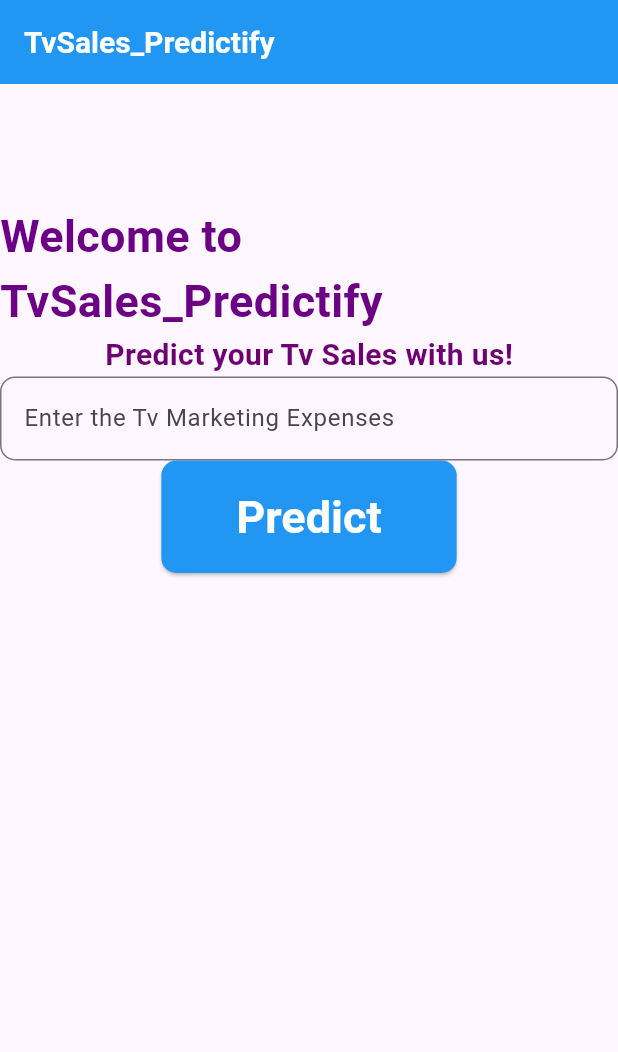
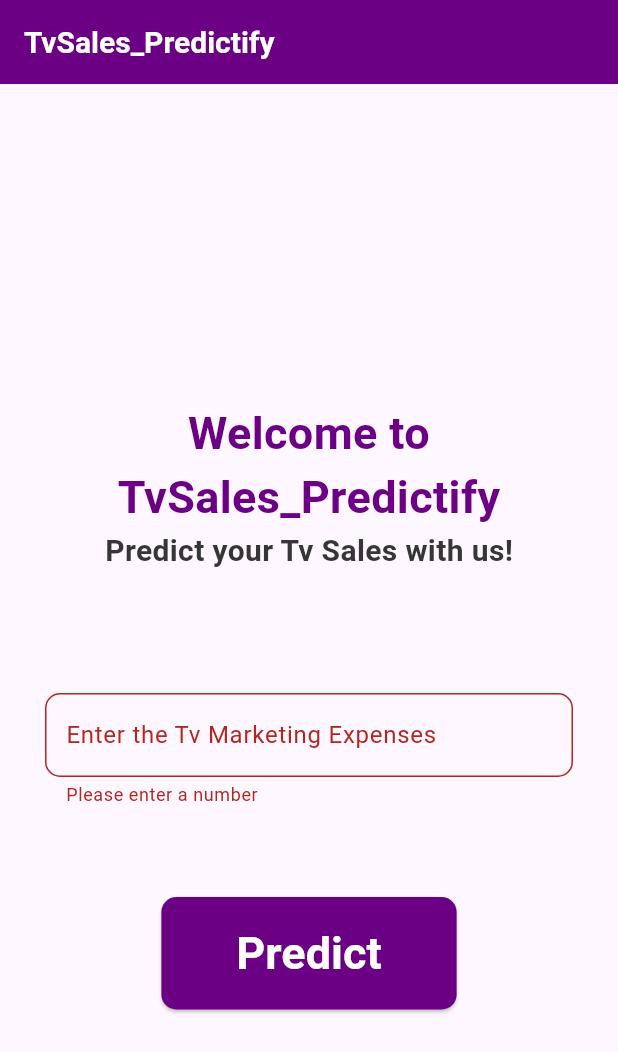
Before and after one commit to ZigaLarissa/tv_sales_prediction, a Flutter app: the screen it shows after launch, after a tap on "Predict", on a phone screen of 412 x 824 dp. Shown: the top 1052 px of the screen. Run offline on Flutter 3.47's test engine with Material 3 defaults, Android fonts, the phone set to English and light mode, and no system bars.

Commit message:
predicts tv sales

```diff
--- a/predictify/lib/main.dart
+++ b/predictify/lib/main.dart
@@ -1,11 +1,56 @@
 import 'package:flutter/material.dart';
+import 'dart:convert';
+import 'package:http/http.dart' as http;
 
 void main() {
   runApp(const MainApp());
 }
 
-class MainApp extends StatelessWidget {
+class MainApp extends StatefulWidget {
   const MainApp({super.key});
+
+  @override
+  State<MainApp> createState() => _MainAppState();
+}
+
+class _MainAppState extends State<MainApp> {
+  final _formKey = GlobalKey<FormState>();
+  final tvMarketingExpensesController = TextEditingController();
+  String? prediction;
+
+  Future<void> showPrediction() async {
+    if (_formKey.currentState?.validate() ?? false) {
+      final tvValue = double.tryParse(tvMarketingExpensesController.value.text);
+      if (tvValue == null) {
+        setState(() {
+          prediction = 'Please enter a valid number for TV value';
+        });
+        return;
+      }
+
+      final requestBody = jsonEncode({'tv': tvValue});
+      debugPrint('Request body: $requestBody'); // Print the request body
+
+      final response = await http.post(
+        Uri.parse('https://add6-196-12-151-106.ngrok-free.app/predict'),
+        headers: {'Content-Type': 'application/json'},
+        body: requestBody,
+      );
+
+      if (response.statusCode == 200) {
+        print(response.body); // Print the response body (prediction value
+        final data = jsonDecode(response.body);
+        final predictionValue = data;
+        setState(() {
+          prediction = 'The predicted sales is $predictionValue';
+        });
+      } else {
+        setState(() {
+          prediction = 'An error occurred while making the prediction.';
+        });
+      }
+    }
+  }
 
   @override
   Widget build(BuildContext context) {
@@ -21,45 +66,79 @@ class MainApp extends StatelessWidget {
               fontWeight: FontWeight.bold,
             ),
           ),
-          backgroundColor: Colors.blue,
+          backgroundColor: const Color.fromARGB(255, 108, 0, 133),
         ),
         body: Center(
+          child: SingleChildScrollView(
             child: Column(
+              mainAxisAlignment: MainAxisAlignment.center,
               children: [
                 const SizedBox(height: 80),
                 const Text(
                   'Welcome to TvSales_Predictify',
+                  textAlign: TextAlign.center,
                   style: TextStyle(
                     fontSize: 30,
                     fontWeight: FontWeight.bold,
-                    color: Color.fromARGB(255, 108, 0, 133)),
+                    color: Color.fromARGB(255, 108, 0, 133),
+                  ),
                 ),
                 const Text(
                   'Predict your Tv Sales with us!',
                   style: TextStyle(
                     fontSize: 20,
                     fontWeight: FontWeight.bold,
-                    color: Color.fromARGB(255, 108, 0, 113)),
+                    color: Color.fromARGB(255, 55, 54, 55),
                   ),
+                ),
+                const SizedBox(height: 50),
                 Form(
+                  key: _formKey,
                   child: Column(
                     children: [
-                    TextFormField(
+                      Padding(
+                        padding: const EdgeInsets.all(30),
+                        child: TextFormField(
+                          controller: tvMarketingExpensesController,
                           decoration: const InputDecoration(
                             labelText: 'Enter the Tv Marketing Expenses',
                             hintText: 'Tv Marketing Expenses',
                             border: OutlineInputBorder(
-                          borderRadius: BorderRadius.all(Radius.circular(10)),
-                          borderSide: BorderSide(color: Colors.blue),
-                          gapPadding: 4.0,
+                              borderRadius:
+                                  BorderRadius.all(Radius.circular(10)),
+                              borderSide: BorderSide(
+                                color: Color.fromARGB(255, 108, 0, 133),
+                                width: 2.0,
+                              ),
+                              gapPadding: 2.0,
                             ),
                           ),
+                          keyboardType: TextInputType.number,
+                          validator: (value) {
+                            if (value == null || value.isEmpty) {
+                              return 'Please enter a number';
+                            } else if (value.contains(RegExp(r'[a-zA-Z]'))) {
+                              return 'Please enter a valid number';
+                            } else if (value.contains(RegExp(r'[^0-9]'))) {
+                              return 'Please enter a valid number';
+                            }
+                            final inputnumber = double.tryParse(value);
+                            if (inputnumber == null ||
+                                inputnumber < 1 ||
+                                inputnumber > 10000) {
+                              return 'Please enter a number between 1 and 10000';
+                            }
+                            return null;
+                          },
                         ),
+                      ),
+                      const SizedBox(height: 30),
                       ElevatedButton(
-                      onPressed: () {},
+                        onPressed: showPrediction,
                         style: ElevatedButton.styleFrom(
                           foregroundColor: Colors.white,
-                        backgroundColor: Colors.blue,
+                          backgroundColor:
+                              const Color.fromARGB(255, 108, 0, 133),
                           padding: const EdgeInsets.symmetric(
                               horizontal: 50, vertical: 20),
                           textStyle: const TextStyle(
@@ -69,11 +148,23 @@ class MainApp extends StatelessWidget {
                           ),
                         ),
                         child: const Text('Predict'),
-                    )
+                      ),
+                      const SizedBox(height: 20),
+                      if (prediction != null)
+                        Text(
+                          prediction!,
+                          style: TextStyle(
+                            fontSize: 18,
+                            color: prediction!.startsWith('An error')
+                                ? Colors.red
+                                : Colors.green,
+                          ),
+                        ),
                     ],
                   ),
-              )
+                ),
               ],
+            ),
           ),
         ),
       ),
--- a/predictify/pubspec.yaml
+++ b/predictify/pubspec.yaml
@@ -1,14 +1,15 @@
 name: predictify
 description: "A new Flutter project."
-publish_to: 'none'
+publish_to: "none"
 version: 0.1.0
 
 environment:
-  sdk: '>=3.3.0 <4.0.0'
+  sdk: ">=3.3.0 <4.0.0"
 
 dependencies:
   flutter:
     sdk: flutter
+  http: ^0.13.5
 
 dev_dependencies:
   flutter_test:
```
Also changed, not shown: predictify/pubspec.lock. Lines whose indentation alone changed are shown as unchanged.
